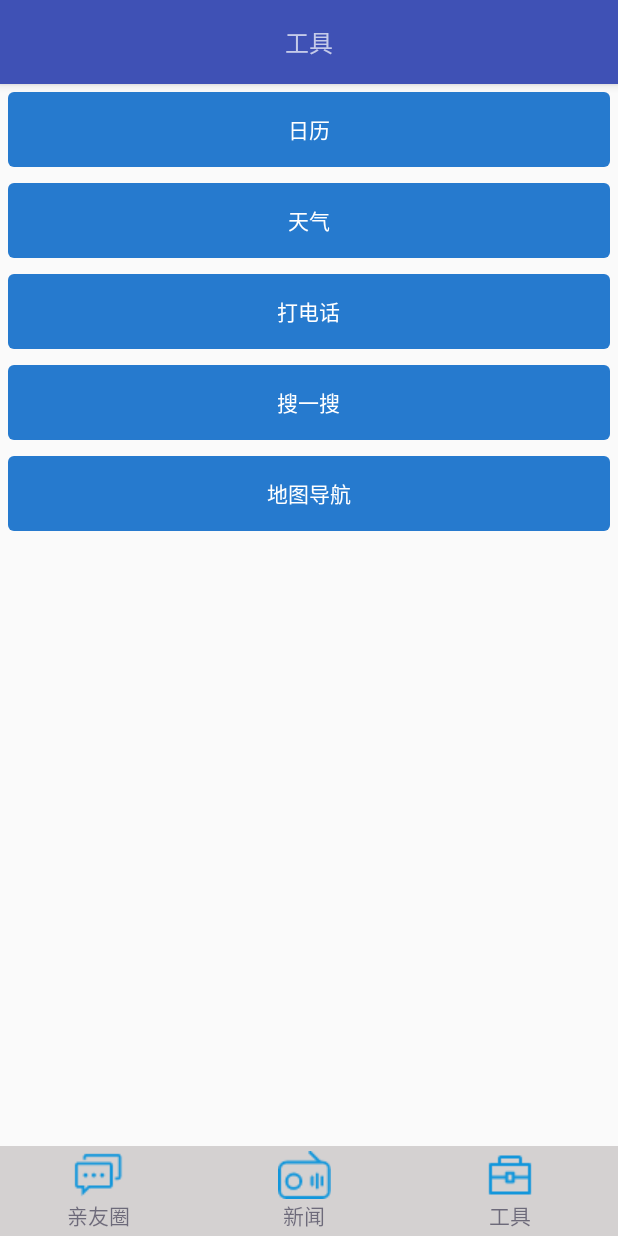
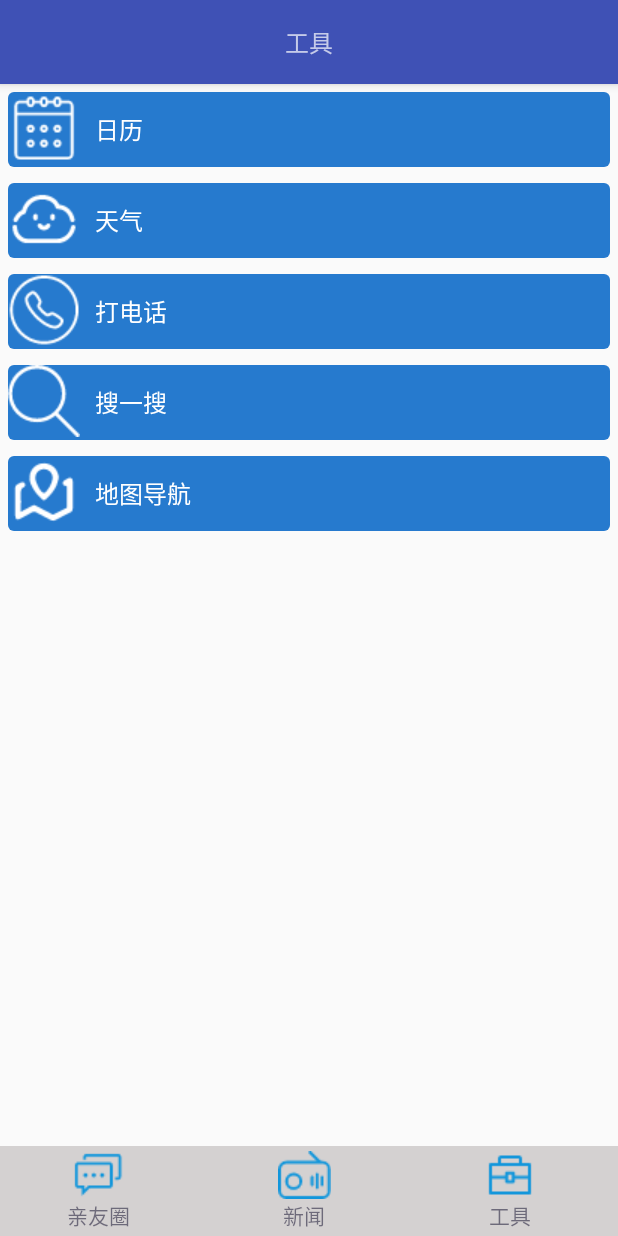
Before and after one commit to houyi19/familychat, an Android app: the screen it shows after launch (FCMainActivity), item 3 of the bottom bar chosen, on a phone screen of 412 x 824 dp. Run offline under Robolectric (Android 15) with nearby library versions, the light colour scheme and no system bars.

Commit message:
fix toolItemView

```diff
--- a/app/src/main/java/com/study/familychat/tool/MapActivity.java
+++ b/app/src/main/java/com/study/familychat/tool/MapActivity.java
@@ -7,11 +7,13 @@ import android.support.v4.app.FragmentActivity;
 import com.amap.api.maps2d.AMap;
 import com.amap.api.maps2d.LocationSource;
 import com.amap.api.maps2d.MapView;
+import com.amap.api.maps2d.model.MyLocationStyle;
 import com.study.familychat.R;
 
-public class MapActivity extends FragmentActivity implements LocationSource {
+public class MapActivity extends FragmentActivity {
     private MapView mMap;
     private AMap aMap;
+    private MyLocationStyle myLocationStyle;
 
 
     public MapActivity() {
@@ -27,8 +29,14 @@ public class MapActivity extends FragmentActivity implements LocationSource {
         if (aMap == null) {
             aMap = mMap.getMap();
         }
-        aMap.setLocationSource(this);
+
+        //设置定位相关内容
+        myLocationStyle = new MyLocationStyle();
+        myLocationStyle.interval(2000);
+        myLocationStyle.myLocationType(MyLocationStyle.LOCATION_TYPE_FOLLOW_NO_CENTER);
+        aMap.setMyLocationStyle(myLocationStyle);
         aMap.setMyLocationEnabled(true);
+
     }
 
     @Override
@@ -60,13 +68,4 @@ public class MapActivity extends FragmentActivity implements LocationSource {
         mMap.onSaveInstanceState(outState);
     }
 
-    @Override
-    public void activate(OnLocationChangedListener onLocationChangedListener) {
-
-    }
-
-    @Override
-    public void deactivate() {
-
-    }
 }
--- a/app/src/main/java/com/study/familychat/tool/ToolContainerFragment.java
+++ b/app/src/main/java/com/study/familychat/tool/ToolContainerFragment.java
@@ -9,14 +9,13 @@ import android.support.v4.app.Fragment;
 import android.view.LayoutInflater;
 import android.view.View;
 import android.view.ViewGroup;
-import android.widget.LinearLayout;
 
 import com.study.familychat.R;
+import com.study.familychat.tool.views.ToolItemView;
 
 public class ToolContainerFragment extends Fragment implements View.OnClickListener {
 
-    private LinearLayout mCall, mResearch, mCalendar, mMap, mWeather;
-    private LinearLayout mToolContainers;
+    private ToolItemView mCalendar, mWeather,mCall, mResearch, mMap;
 
 
     public static ToolContainerFragment newInstance() {
@@ -33,7 +32,6 @@ public class ToolContainerFragment extends Fragment implements View.OnClickListe
     @Override
     public View onCreateView(@NonNull LayoutInflater inflater, @Nullable ViewGroup container, @Nullable Bundle savedInstanceState) {
         View v = inflater.inflate(R.layout.frag_tool_container, container, false);
-        mToolContainers = v.findViewById(R.id.frag_tool_containers);
         mCalendar = v.findViewById(R.id.frag_tool_container_cal);
         mCall = v.findViewById(R.id.frag_tool_container_call);
         mWeather = v.findViewById(R.id.frag_tool_container_weather);
@@ -88,7 +86,7 @@ public class ToolContainerFragment extends Fragment implements View.OnClickListe
     }
 
     private void toWeather() {
-        Intent i = new Intent(getActivity(),WeatherActivity.class);
+        Intent i = new Intent(getActivity(), WeatherActivity.class);
         startActivity(i);
     }
 
@@ -97,7 +95,7 @@ public class ToolContainerFragment extends Fragment implements View.OnClickListe
     }
 
     private void toMap() {
-        Intent i = new Intent(getActivity(),MapActivity.class);
+        Intent i = new Intent(getActivity(), MapActivity.class);
         startActivity(i);
     }
 }
--- /dev/null
+++ b/app/src/main/java/com/study/familychat/tool/views/ToolItemView.java
@@ -0,0 +1,64 @@
+package com.study.familychat.tool.views;
+
+import android.content.Context;
+import android.content.res.TypedArray;
+import android.support.annotation.Nullable;
+import android.support.v7.widget.AppCompatImageView;
+import android.util.AttributeSet;
+import android.widget.LinearLayout;
+import android.widget.TextView;
+
+import com.study.familychat.R;
+
+public class ToolItemView extends LinearLayout {
+
+    //自定义ToolitemView
+
+    private AppCompatImageView mIcon;
+    private TextView mTitle;
+
+    public void setmIconDrawable(int mIconDrawable) {
+        this.mIconDrawable = mIconDrawable;
+    }
+
+    public void setmTitleText(String mTitleText) {
+        this.mTitleText = mTitleText;
+    }
+
+    private int mIconDrawable;
+    private String mTitleText;
+
+    public ToolItemView(Context context) {
+        super(context);
+    }
+
+    public ToolItemView(Context context, @Nullable AttributeSet attrs) {
+        this(context, attrs,0);
+    }
+
+    public ToolItemView(Context context, @Nullable AttributeSet attrs, int defStyleAttr) {
+        super(context, attrs, defStyleAttr);
+        setOrientation(LinearLayout.HORIZONTAL);
+        inflate(context, R.layout.frag_tool_item, this);
+        mIcon = findViewById(R.id.tool_item_icon);
+        mTitle = findViewById(R.id.tool_item_title);
+
+        if (attrs != null) {
+            TypedArray array = context.obtainStyledAttributes(attrs, R.styleable.ToolItemView);
+            try {
+                boolean hasIcon = array.hasValue(R.styleable.ToolItemView_tool_item_icon);
+                if (hasIcon) {
+                    mIconDrawable = array.getResourceId(R.styleable.ToolItemView_tool_item_icon,R.drawable.icon_calender);
+                }
+                boolean hasTitle = array.hasValue(R.styleable.ToolItemView_tool_item_txt);
+                if (hasTitle) {
+                    mTitleText = array.getString(R.styleable.ToolItemView_tool_item_txt);
+                }
+            } finally {
+                array.recycle();
+            }
+        }
+        mIcon.setImageResource(mIconDrawable);
+        mTitle.setText(mTitleText);
+    }
+}
--- a/app/src/main/java/com/study/familychat/tool/views/toolItemVIew.java
+++ /dev/null
@@ -1,25 +0,0 @@
-package com.study.familychat.tool.views;
-
-import android.content.Context;
-import android.support.annotation.Nullable;
-import android.util.AttributeSet;
-import android.widget.FrameLayout;
-
-public class toolItemVIew extends FrameLayout {
-    public toolItemVIew(Context context) {
-        super(context);
-    }
-
-    public toolItemVIew(Context context, @Nullable AttributeSet attrs) {
-        super(context, attrs);
-    }
-
-    public toolItemVIew(Context context, @Nullable AttributeSet attrs, int defStyleAttr) {
-        super(context, attrs, defStyleAttr);
-    }
-
-    @Override
-    protected void onMeasure(int widthMeasureSpec, int heightMeasureSpec) {
-        super.onMeasure(widthMeasureSpec, heightMeasureSpec);
-    }
-}
--- a/app/src/main/res/layout/frag_tool_container.xml
+++ b/app/src/main/res/layout/frag_tool_container.xml
@@ -1,5 +1,6 @@
 <?xml version="1.0" encoding="utf-8"?>
 <ScrollView xmlns:android="http://schemas.android.com/apk/res/android"
+    xmlns:app="http://schemas.android.com/apk/res-auto"
     xmlns:tool="http://schemas.android.com/tools"
     android:layout_width="match_parent"
     android:layout_height="match_parent"
@@ -11,88 +12,46 @@
         android:layout_height="wrap_content"
         android:orientation="vertical">
 
-        <LinearLayout
-            android:layout_margin="5dp"
+        <com.study.familychat.tool.views.ToolItemView
             android:id="@+id/frag_tool_container_cal"
             android:layout_width="match_parent"
             android:layout_height="50dp"
-            android:background="@drawable/shape_press"
-            android:gravity="center">
+            android:layout_margin="5dp"
+            app:tool_item_icon="@drawable/icon_calender"
+            app:tool_item_txt="@string/tool_container_calendar" />
 
-            <TextView
-                android:layout_width="wrap_content"
-                android:layout_height="wrap_content"
-                android:text="@string/tool_container_calendar"
-                android:textColor="#ffffff"
-                tool:text="日历" />
-        </LinearLayout>
-
-
-        <LinearLayout
-            android:layout_margin="5dp"
+        <com.study.familychat.tool.views.ToolItemView
             android:id="@+id/frag_tool_container_weather"
             android:layout_width="match_parent"
             android:layout_height="50dp"
-            android:background="@drawable/shape_press"
-            android:gravity="center">
-
-            <TextView
-                android:layout_width="wrap_content"
-                android:layout_height="wrap_content"
-                android:text="@string/tool_container_weather"
-                android:textColor="#ffffff"
-                tool:text="天气" />
-        </LinearLayout>
+            android:layout_margin="5dp"
+            app:tool_item_icon="@drawable/icon_weather"
+            app:tool_item_txt="@string/tool_container_weather" />
 
 
-        <LinearLayout
-            android:layout_margin="5dp"
+        <com.study.familychat.tool.views.ToolItemView
             android:id="@+id/frag_tool_container_call"
             android:layout_width="match_parent"
             android:layout_height="50dp"
-            android:background="@drawable/shape_press"
-            android:gravity="center">
+            android:layout_margin="5dp"
+            app:tool_item_icon="@drawable/icon_phone"
+            app:tool_item_txt="@string/tool_container_call" />
 
-            <TextView
-                android:layout_width="wrap_content"
-                android:layout_height="wrap_content"
-                android:text="@string/tool_container_call"
-                android:textColor="#ffffff"
-                tool:text="打电话" />
-        </LinearLayout>
-
-
-        <LinearLayout
-            android:layout_margin="5dp"
+        <com.study.familychat.tool.views.ToolItemView
             android:id="@+id/frag_tool_container_research"
             android:layout_width="match_parent"
             android:layout_height="50dp"
-            android:background="@drawable/shape_press"
-            android:gravity="center">
+            android:layout_margin="5dp"
+            app:tool_item_icon="@drawable/icon_search"
+            app:tool_item_txt="@string/tool_container_research" />
 
-            <TextView
-                android:layout_width="wrap_content"
-                android:layout_height="wrap_content"
-                android:text="@string/tool_container_research"
-                android:textColor="#ffffff"
-                tool:text="搜一搜" />
-        </LinearLayout>
-
-        <LinearLayout
-            android:layout_margin="5dp"
+        <com.study.familychat.tool.views.ToolItemView
             android:id="@+id/frag_tool_container_map"
             android:layout_width="match_parent"
             android:layout_height="50dp"
-            android:background="@drawable/shape_press"
-            android:gravity="center">
-
-            <TextView
-                android:layout_width="wrap_content"
-                android:layout_height="wrap_content"
-                android:text="@string/tool_container_map"
-                android:textColor="#ffffff"
-                tool:text="地图导航" />
-        </LinearLayout>
+            android:layout_margin="5dp"
+            app:tool_item_icon="@drawable/icon_map"
+            app:tool_item_txt="@string/tool_container_map" />
     </LinearLayout>
 
 </ScrollView>
--- /dev/null
+++ b/app/src/main/res/layout/frag_tool_item.xml
@@ -0,0 +1,26 @@
+<?xml version="1.0" encoding="utf-8"?>
+<LinearLayout xmlns:android="http://schemas.android.com/apk/res/android"
+    xmlns:tool="http://schemas.android.com/tools"
+    android:background="@drawable/shape_press"
+    android:layout_width="match_parent"
+    android:layout_height="match_parent">
+
+    <android.support.v7.widget.AppCompatImageView
+        android:id="@+id/tool_item_icon"
+        android:layout_width="48dp"
+        android:layout_height="48dp"
+        android:layout_marginLeft="5dp"
+        android:layout_marginEnd="10dp"
+        android:layout_gravity="start"
+        android:scaleType="centerCrop" />
+
+    <TextView
+        android:layout_gravity="center_vertical"
+        android:id="@+id/tool_item_title"
+        android:layout_width="wrap_content"
+        android:layout_height="wrap_content"
+        android:textColor="#ffffff"
+        android:textSize="16sp"
+        tool:text="测试"/>
+
+</LinearLayout>
--- /dev/null
+++ b/app/src/main/res/values/style.xml
@@ -0,0 +1,8 @@
+<?xml version="1.0" encoding="utf-8"?>
+<resources>
+
+    <declare-styleable name="ToolItemView">
+        <attr name="tool_item_txt" format="string"/>
+        <attr name="tool_item_icon" format="reference"/>
+    </declare-styleable>
+</resources>
```
Also changed, not shown: app/src/main/res/drawable/ic_phone.png (deleted), app/src/main/res/drawable/icon_phone.png (added).
